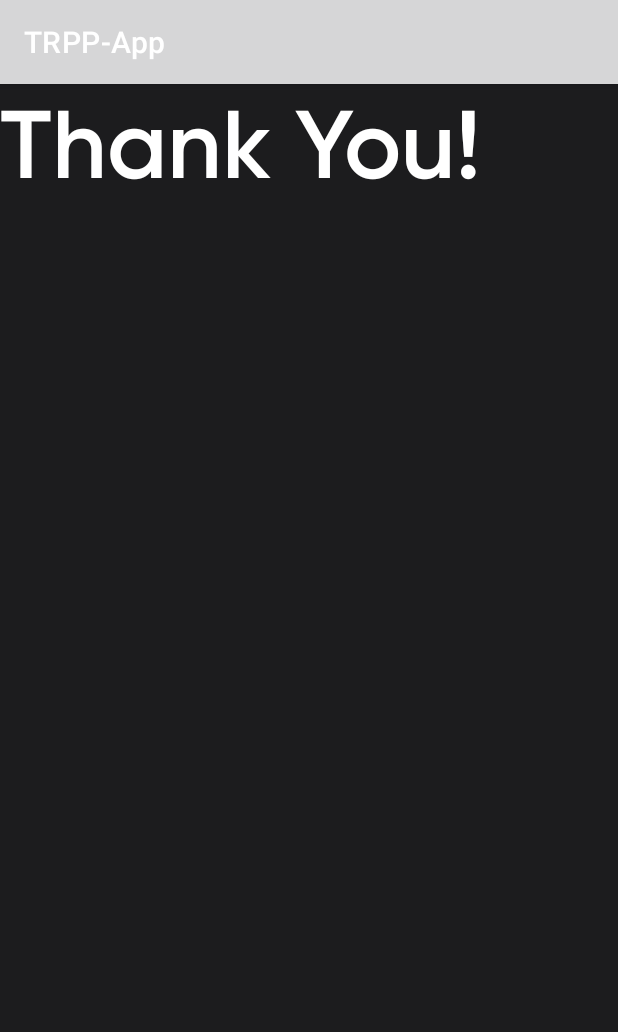
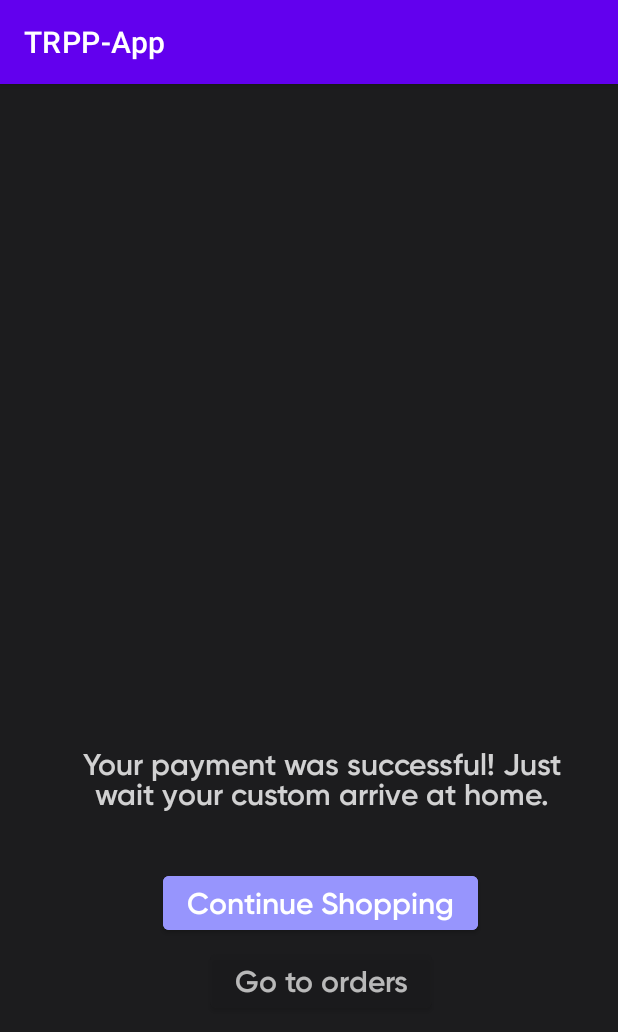
Before and after one commit to payne3105/TRPP-App, an Android app: the screen it shows after launch (MainActivity), on a phone screen of 412 x 824 dp. Shown: the top 1032 px of the screen. Run offline under Robolectric (Android 15) with nearby library versions, the phone set to English and light mode, and no system bars.

Commit message:
version 0.2 - fixed problems with themes/colors - placed all objects

```diff
--- a/app/src/main/res/layout/activity_main.xml
+++ b/app/src/main/res/layout/activity_main.xml
@@ -1,19 +1,58 @@
 <?xml version="1.0" encoding="utf-8"?>
 <RelativeLayout
     xmlns:android="http://schemas.android.com/apk/res/android"
+    xmlns:tools="http://schemas.android.com/tools"
     android:layout_width="428dp"
     android:layout_height="926dp"
     android:background="#1c1c1e">
 
+    <TextView
+        style="@style/Header1"
+        android:layout_width="wrap_content"
+        android:layout_height="wrap_content"
+        android:textColor="@color/white"
+        android:layout_centerHorizontal="true"
+        android:layout_marginTop="363dp"
+        android:layout_marginBottom="485dp"
+        tools:text="Thank You!"/>
 
     <TextView
-        style="@style/Header1"
-        android:textColor="#ffffff"
+        android:id="@+id/descriptionTextView"
+        android:layout_width="360dp"
+        android:layout_height="44dp"
+        android:layout_centerInParent="true"
+        android:alpha="0.8"
+        android:gravity="center_horizontal|top"
+        android:lineSpacingExtra="0sp"
+        android:text="@string/description"
+        android:textAppearance="@style/Text2"
+        android:textColor="@color/white" />
+
+    <Button
+        android:id="@+id/continueButton"
         android:layout_width="wrap_content"
         android:layout_height="wrap_content"
-        android:text="@string/thank_you"/>
+        android:layout_centerHorizontal="true"
+        android:layout_marginTop="522dp"
+        android:layout_marginBottom="354dp"
+        android:backgroundTint="@color/light_purple"
+        android:elevation="15dp"
+        android:text="@string/continue_button"
+        android:textAppearance="@style/Text2" />
 
+    <!-- IT SHOULD BE A BUTTON -->
 
-
+    <Button
+        android:id="@+id/ordersButton"
+        android:layout_width="wrap_content"
+        android:layout_height="wrap_content"
+        android:layout_centerHorizontal="true"
+        android:textColor="@color/white"
+        android:text="@string/go_to_orders"
+        android:textAppearance="@style/Text2"
+        android:backgroundTint="@color/black"
+        android:layout_marginTop="52dp"
+        android:layout_alignTop="@+id/continueButton"
+        android:alpha="0.7"/>
 
 </RelativeLayout>
--- a/app/src/main/res/values/colors.xml
+++ b/app/src/main/res/values/colors.xml
@@ -6,4 +6,11 @@
     <color name="black">#1c1c1e</color>
     <color name="light_purple">#9795fd</color>
     <color name="purple">#5e5ce6</color>
+
+    <!-- Stock -->
+    <color name="purple_200">#FFBB86FC</color>
+    <color name="purple_500">#FF6200EE</color>
+    <color name="purple_700">#FF3700B3</color>
+    <color name="teal_200">#FF03DAC5</color>
+    <color name="teal_700">#FF018786</color>
 </resources>
--- a/app/src/main/res/values/strings.xml
+++ b/app/src/main/res/values/strings.xml
@@ -1,4 +1,7 @@
 <resources>
     <string name="app_name">TRPP-App</string>
-    <string name="thank_you">Thank You!</string>
+    <string name="thank_you">sThank You!</string>
+    <string name="description">Your payment was successful! Just wait your custom arrive at home.</string>
+    <string name="continue_button">Continue Shopping</string>
+    <string name="go_to_orders">Go to orders</string>
 </resources>
```
